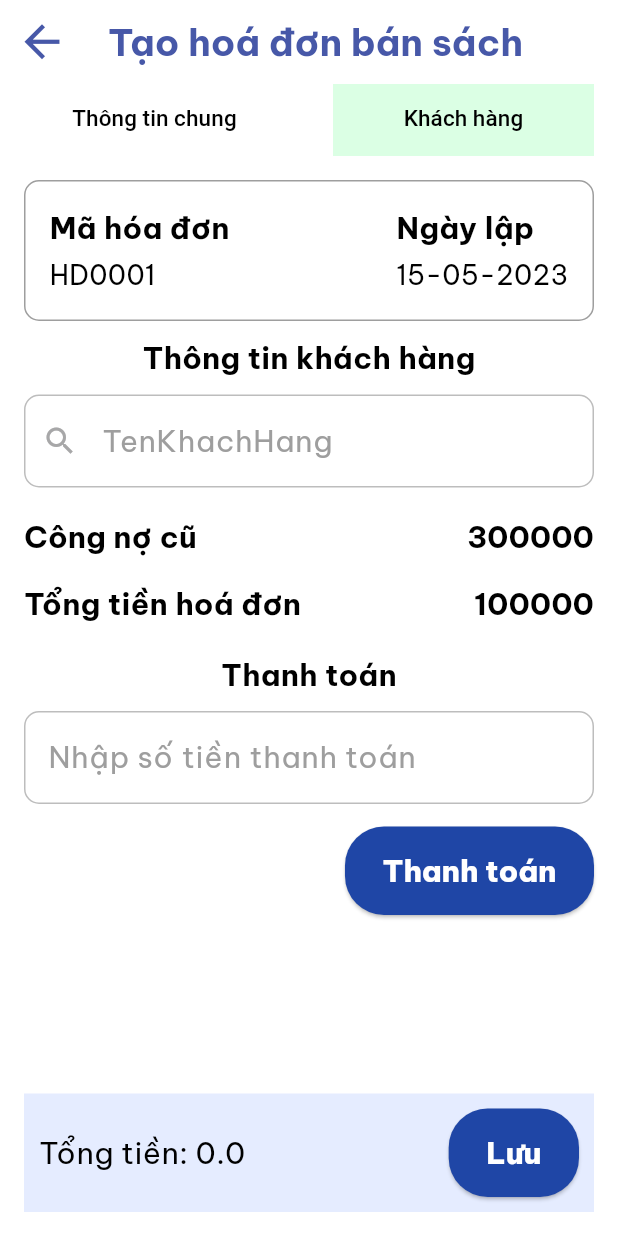
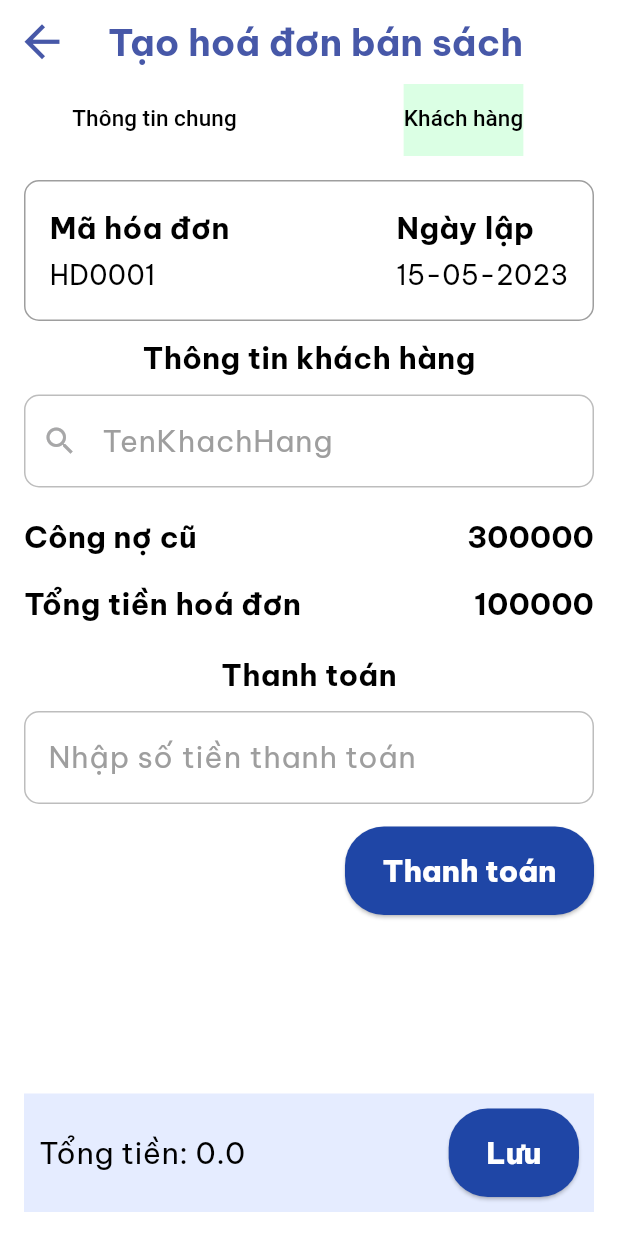
Before and after one commit to Mann202/Bookstore-Mobile-Application, a Flutter app: the HoaDonBanSachScreen screen opened directly, tab 2 chosen, on a phone screen of 412 x 824 dp. Run offline on Flutter 3.47's test engine with Material 3 defaults, Android fonts, the phone set to English and light mode, and no system bars; our stand-ins replace flutter_riverpod, freezed_annotation, go_router, google_fonts, riverpod_annotation, shared_preferences and 3 more; accounts and stored records are empty; statements that could not run were skipped.

Commit message:
Revert "Merge branch 'hoang' into man"
This reverts commit 972ed622522514459a964705ad74f2787ba7217b, reversing
changes made to 58c3a8d0b1adb67b64228765c1560ebc34a722c9.

```diff
--- a/lib/features/book/data/data_module.dart
+++ b/lib/features/book/data/data_module.dart
@@ -3,5 +3,5 @@ import 'package:shelfify/features/book/data/datasource/books_database.dart';
 import 'package:shelfify/features/book/data/repository/books_repository_impl.dart';
 import 'package:shelfify/features/book/domain/repository/books_repository.dart';
 
-final booksDatabaseProvider = Provider<BookDatabase>((_) => BookDatabaseImpl());
+final booksDatabaseProvider = Provider<BooksDatabase>((_) => BookDatabaseImpl());
 final booksRepositoryProvider = Provider<BooksRepository>((ref) => BooksRepositoryImpl(ref.read(booksDatabaseProvider)));
--- a/lib/features/book/data/repository/books_repository_impl.dart
+++ b/lib/features/book/data/repository/books_repository_impl.dart
@@ -4,14 +4,14 @@ import 'package:shelfify/features/book/data/datasource/books_database.dart';
 import 'package:shelfify/features/book/domain/repository/books_repository.dart';
 
 class BooksRepositoryImpl implements BooksRepository {
-  final BookDatabase database;
+  final BooksDatabase database;
 
   const BooksRepositoryImpl(this.database);
 
   @override
   Future<List<Book>> getAllBooks() async {
     final bookListEntity = await database.getAllBooks();
-    return bookListEntity.map((book) => Book.fromMap(book)).toList();
+    return bookListEntity.map((book) => book.toModel()).toList();
   }
 
   @override
--- a/lib/features/book/presentation/view/add_new_book_invoice.screen.dart
+++ b/lib/features/book/presentation/view/add_new_book_invoice.screen.dart
@@ -58,31 +58,25 @@ class _HoaDonBanSachScreenState extends State<HoaDonBanSachScreen> {
           bottom: const TabBar(
             tabs: [
               Tab(
-                  child: SizedBox(
-                width: double.infinity,
                 child: Text(
                   "Thông tin chung",
-                  textAlign: TextAlign.center,
                   style: TextStyle(
                     fontFamily: AppTextStyles.fontFamily,
                     fontSize: 15,
                     color: Colors.black,
                   ),
                 ),
-              )),
+              ),
               Tab(
-                  child: SizedBox(
-                width: double.infinity,
                 child: Text(
                   "Khách hàng",
-                  textAlign: TextAlign.center,
                   style: TextStyle(
                     fontFamily: AppTextStyles.fontFamily,
                     fontSize: 15,
                     color: Colors.black,
                   ),
                 ),
-              )),
+              ),
             ],
             labelColor: Colors.white,
             unselectedLabelColor: Colors.black,
--- a/lib/features/book/presentation/view/create_receipt.screen.dart
+++ b/lib/features/book/presentation/view/create_receipt.screen.dart
@@ -29,7 +29,7 @@ class CreateReceiptScreen extends StatelessWidget {
           ),
         ),
       ),
-      body: SingleChildScrollView(
+      body: Padding(
         padding: const EdgeInsets.all(20.0),
         child: Column(
           crossAxisAlignment: CrossAxisAlignment.start,
--- a/lib/features/book/presentation/view/general_book_information.screen.dart
+++ b/lib/features/book/presentation/view/general_book_information.screen.dart
@@ -1,6 +1,4 @@
-import 'package:flutter/cupertino.dart';
 import 'package:flutter/material.dart';
-import 'package:flutter/widgets.dart';
 import 'package:shelfify/core/constants/styles/app_text_styles.dart';
 
 Widget ThongTinChungTab() {
@@ -22,15 +20,18 @@ Widget ThongTinChungTab() {
     ];
 
     List<Map<String, dynamic>> _invoice = [
-    {'MaHoaDon': 'HD0001', 'NgayLap': '15-05-2023'}
+      {
+        'MaHoaDon': 'HD0001',
+        'NgayLap': '15-05-2023'
+      }
     ];
 
     return SingleChildScrollView(
-    padding: const EdgeInsets.only(top: 20, bottom: 20, left: 10, right: 10),
+      padding: const EdgeInsets.all(20),
       child: Column(
         children: [
           Container(
-          padding: const EdgeInsets.all(10.0),
+            padding: const EdgeInsets.all(16.0),
             decoration: BoxDecoration(
               borderRadius: BorderRadius.circular(10.0),
               border: Border.all(color: Colors.grey),
@@ -42,15 +43,14 @@ Widget ThongTinChungTab() {
                   crossAxisAlignment: CrossAxisAlignment.start,
                   children: [
                     const Text("Mã hóa đơn",
-                      style: TextStyle(color: Colors.black, fontSize: 20)),
+                        style: TextStyle(
+                            fontWeight: FontWeight.bold,
+                            color: Colors.black,
+                            fontSize: 20)),
                     const SizedBox(height: 5),
                     Text(
                       _invoice[0]['MaHoaDon'],
-                    style: const TextStyle(
-                      color: Colors.black,
-                      fontSize: 18,
-                      fontWeight: FontWeight.bold,
-                    ),
+                      style: const TextStyle(color: Colors.black, fontSize: 18),
                     ),
                   ],
                 ),
@@ -86,19 +86,21 @@ Widget ThongTinChungTab() {
           const SizedBox(
             height: 10,
           ),
-        SingleChildScrollView(
-          scrollDirection: Axis.horizontal,
-          child: DataTable(
-            columnSpacing: 5,
+          DataTable(
+            columnSpacing: 10,
             columns: [
               DataColumn(
                   label: Container(
-                width: 200,
+                padding: const EdgeInsets.only(
+                  left: 15,
+                  right: 15,
+                  top: 10,
+                  bottom: 10,
+                ),
                 decoration: BoxDecoration(
                   color: const Color(0xFFE2E5F6),
                   borderRadius: BorderRadius.circular(10.0),
                 ),
-                alignment: Alignment.center,
                 child: const Text(
                   'Sách',
                   style: TextStyle(color: Color(0xFF5265C2), fontSize: 20),
@@ -106,35 +108,46 @@ Widget ThongTinChungTab() {
               )),
               DataColumn(
                   label: Container(
-                padding: const EdgeInsets.only(left: 10, right: 10),
-                alignment: Alignment.center,
+                padding: const EdgeInsets.only(
+                  left: 15,
+                  right: 15,
+                  top: 10,
+                  bottom: 10,
+                ),
                 decoration: BoxDecoration(
                   color: const Color(0xFFE2E5F6),
                   borderRadius: BorderRadius.circular(10.0),
                 ),
                 child: const Text(
-                  'Số Lượng',
+                  'SL',
                   style: TextStyle(color: Color(0xFF5265C2), fontSize: 17),
                 ),
               )),
               DataColumn(
                   label: Container(
-                padding: const EdgeInsets.only(left: 10, right: 10),
-                alignment: Alignment.center,
+                padding: const EdgeInsets.only(
+                  left: 15,
+                  right: 15,
+                  top: 10,
+                  bottom: 10,
+                ),
                 decoration: BoxDecoration(
                   color: const Color(0xFFE2E5F6),
                   borderRadius: BorderRadius.circular(10.0),
                 ),
                 child: const Text(
-                  'Đơn Giá Bán',
+                  'ĐG Bán',
                   style: TextStyle(color: Color(0xFF5265C2), fontSize: 17),
                 ),
               )),
               DataColumn(
                   label: Container(
-                    width: 120,
-                padding: const EdgeInsets.only(left: 10, right: 10),
-                alignment: Alignment.center,
+                padding: const EdgeInsets.only(
+                  left: 15,
+                  right: 15,
+                  top: 10,
+                  bottom: 10,
+                ),
                 decoration: BoxDecoration(
                   color: const Color(0xFFE2E5F6),
                   borderRadius: BorderRadius.circular(10.0),
@@ -160,27 +173,15 @@ Widget ThongTinChungTab() {
                     ],
                   ),
                 ),
-                DataCell(
-                  Center(
-                      child: Text(sp['SoLuong'].toString(),
-                          style: const TextStyle(
-                              color: Colors.black, fontSize: 20))),
-                ),
-                DataCell(
-                  Center(
-                    child: Text(sp['DonGiaBan'].toString(),
+                DataCell(Text(sp['SoLuong'].toString(),
                     style: const TextStyle(color: Colors.black, fontSize: 20))),
-                ),
-                DataCell(
-                  Center(
-                    child: Text((sp['SoLuong'] * sp['DonGiaBan']).toString(),
+                DataCell(Text(sp['DonGiaBan'].toString(),
                     style: const TextStyle(color: Colors.black, fontSize: 20))),
-                ),
-
+                DataCell(Text((sp['SoLuong'] * sp['DonGiaBan']).toString(),
+                    style: const TextStyle(color: Colors.black, fontSize: 20))),
               ]);
             }).toList(),
           ),
-        )
         ],
       ),
     );
--- a/lib/features/book/presentation/view/search_customer.screen.dart
+++ b/lib/features/book/presentation/view/search_customer.screen.dart
@@ -72,7 +72,7 @@ class SearchCustomer extends ConsumerWidget {
                     subtitle: Column(
                       crossAxisAlignment: CrossAxisAlignment.start,
                       children: [
-                        Text(books[index].category.toString(), //Số điện thoại
+                        Text(books[index].categoryId.toString(), //Số điện thoại
                             style: const TextStyle(
                                 color: Colors.black,
                                 fontSize: 20,
```
Also changed, not shown: lib/core/models/models.dart (+8 -39 lines), lib/core/models/models.extension.dart (+19 -19 lines), lib/core/router/app_router.dart (+3 -7 lines), lib/features/book/data/datasource/books_database.dart (+8 -38 lines), lib/features/book/presentation/view/add_new_book.screen.dart (+12 -3 lines), lib/features/book/presentation/view/book_list.screen.dart (+4 -21 lines), lib/features/book/presentation/view/category_screen.dart (deleted, +0 -114 lines), lib/features/book/presentation/view/find_book.screen.dart (+27 -8 lines), lib/main_page.dart (+39 -12 lines). Lines whose indentation alone changed are shown as unchanged.
